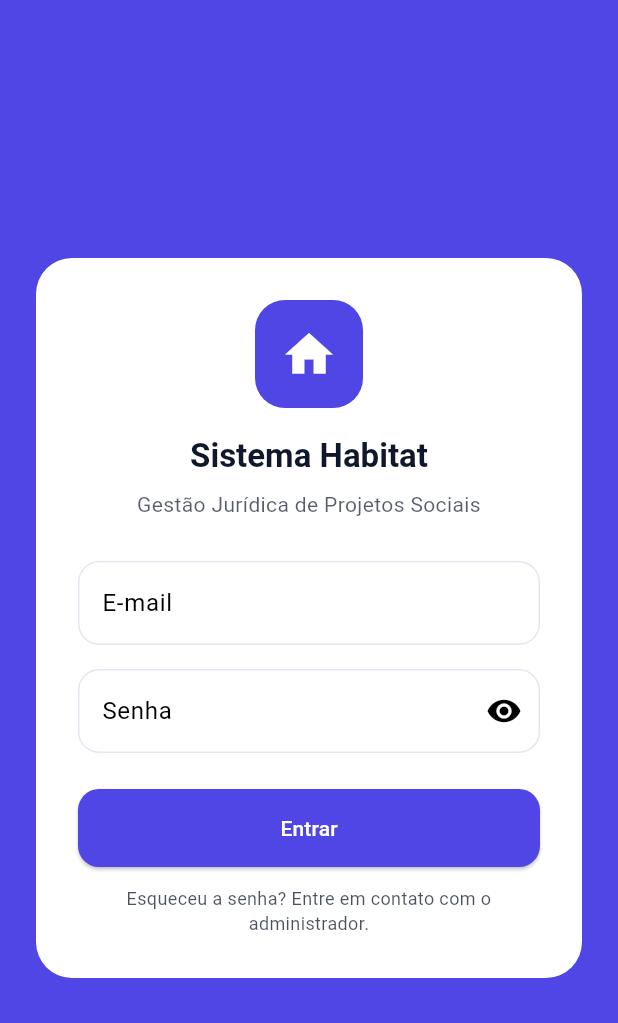
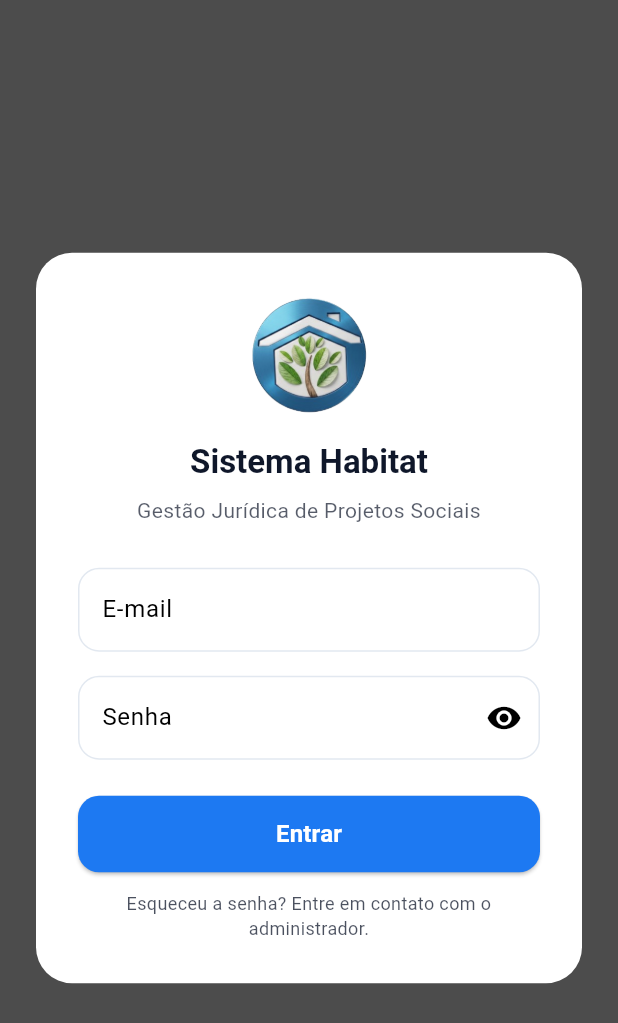
Before and after one commit to MariTronix/habitat-frontend, a Flutter app: the screen it shows after launch, on a phone screen of 412 x 824 dp. Shown: the top 1023 px of the screen. Run offline on Flutter 3.47's test engine with Material 3 defaults, Android fonts, the phone set to English and light mode, and no system bars; our stand-ins replace file_picker, fl_chart, flutter_dotenv, go_router; accounts and stored records are empty.

Commit message:
fix(Telas): Login e dashboard

```diff
--- a/lib/screens/login_screen.dart
+++ b/lib/screens/login_screen.dart
@@ -44,7 +44,8 @@ class _LoginScreenState extends State<LoginScreen> {
   @override
   Widget build(BuildContext context) {
     return Scaffold(
-      backgroundColor: HabitatTheme.accent,
+      // Você pode ajustar o 0.7 para ficar mais claro (ex: 0.5) ou mais escuro (ex: 0.9)
+      backgroundColor: Colors.black.withOpacity(0.7),
       body: Center(
         child: SingleChildScrollView(
           padding: const EdgeInsets.symmetric(horizontal: 24, vertical: 32),
@@ -61,10 +62,12 @@ class _LoginScreenState extends State<LoginScreen> {
                     children: [
                       Center(
                         child: Container(
-                          width: 72,
-                          height: 72,
-                          decoration: BoxDecoration(color: HabitatTheme.accent, borderRadius: BorderRadius.circular(20)),
-                          child: const Icon(Icons.home, color: Colors.white, size: 38),
+                          width: 80,
+                          height: 80,
+                          decoration: BoxDecoration(borderRadius: BorderRadius.circular(16)),
+                          clipBehavior: Clip.antiAlias,
+                          // Chamando a imagem exata mapeada no pubspec.yaml
+                          child: Image.asset('assets/logo01.png', fit: BoxFit.contain),
                         ),
                       ),
                       const SizedBox(height: 18),
@@ -92,9 +95,14 @@ class _LoginScreenState extends State<LoginScreen> {
                       const SizedBox(height: 24),
                       ElevatedButton(
                         onPressed: _isLoggingIn ? null : _handleSubmit,
+                        style: ElevatedButton.styleFrom(
+                          backgroundColor: const Color(0xFF1D79F2), // Sua cor Azul Hex aplicada
+                          foregroundColor: Colors.white, // Deixa o texto "Entrar" branco
+                          padding: const EdgeInsets.symmetric(vertical: 14), // Dá uma altura melhor ao botão
+                        ),
                         child: _isLoggingIn
                             ? const SizedBox(height: 18, width: 18, child: CircularProgressIndicator(strokeWidth: 2, color: Colors.white))
-                            : const Text('Entrar'),
+                            : const Text('Entrar', style: TextStyle(fontSize: 16, fontWeight: FontWeight.bold)),
                       ),
                       const SizedBox(height: 12),
                       Text('Esqueceu a senha? Entre em contato com o administrador.', textAlign: TextAlign.center, style: Theme.of(context).textTheme.bodyMedium?.copyWith(color: HabitatTheme.primary.withOpacity(0.75), fontSize: 12)),
```
Also changed, not shown: lib/screens/dashboard_screen.dart (+30 -7 lines), lib/main.dart (line endings or trailing spaces), 1 other file.
